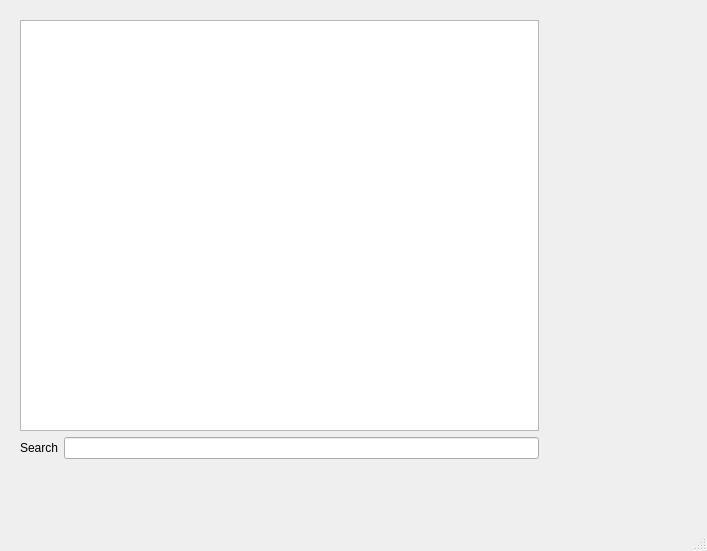
Above: mainwindow.ui from VitorRamos/TaskManager before the change. Below: the same form after it.
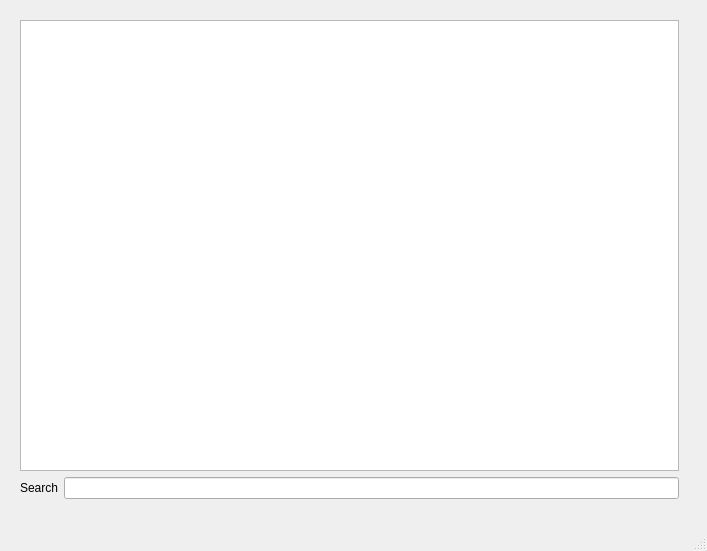
That is the form after the change.

Diff of the .ui file:
```diff
--- a/mainwindow.ui
+++ b/mainwindow.ui
@@ -19,8 +19,8 @@
      <rect>
       <x>9</x>
       <y>9</y>
-      <width>541</width>
-      <height>461</height>
+      <width>681</width>
+      <height>501</height>
      </rect>
     </property>
     <layout class="QVBoxLayout" name="verticalLayout">
```
